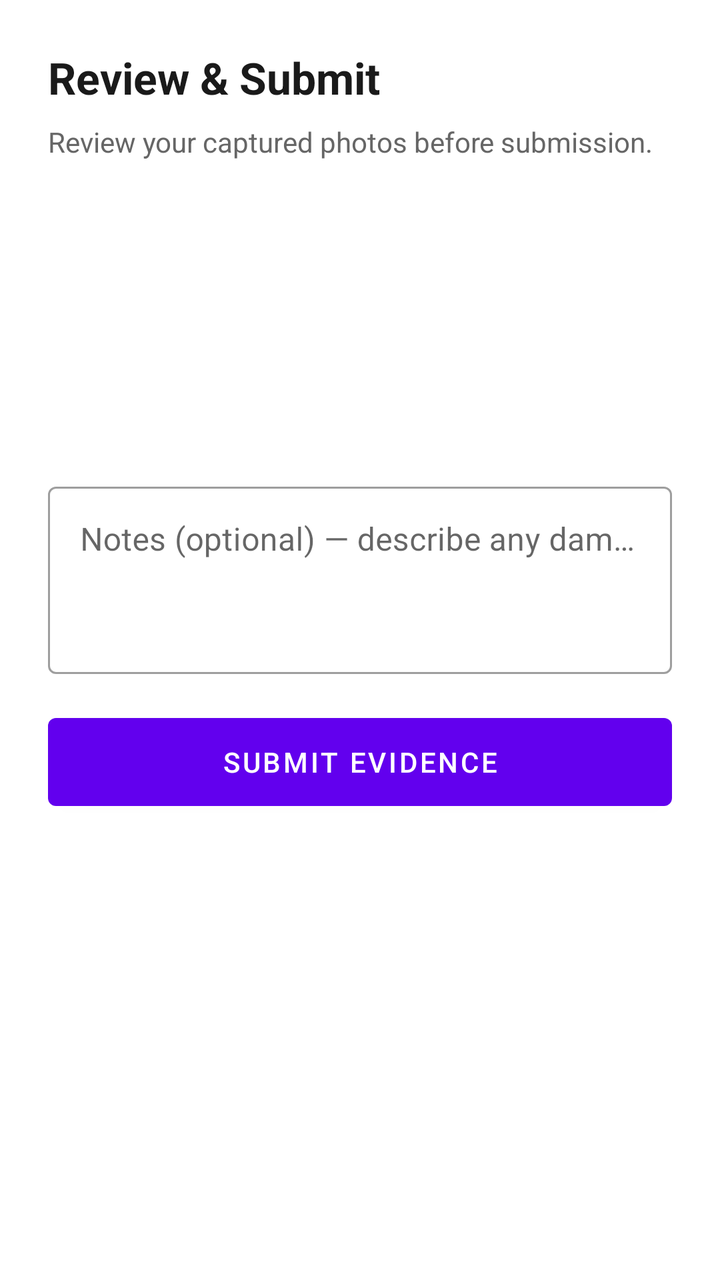
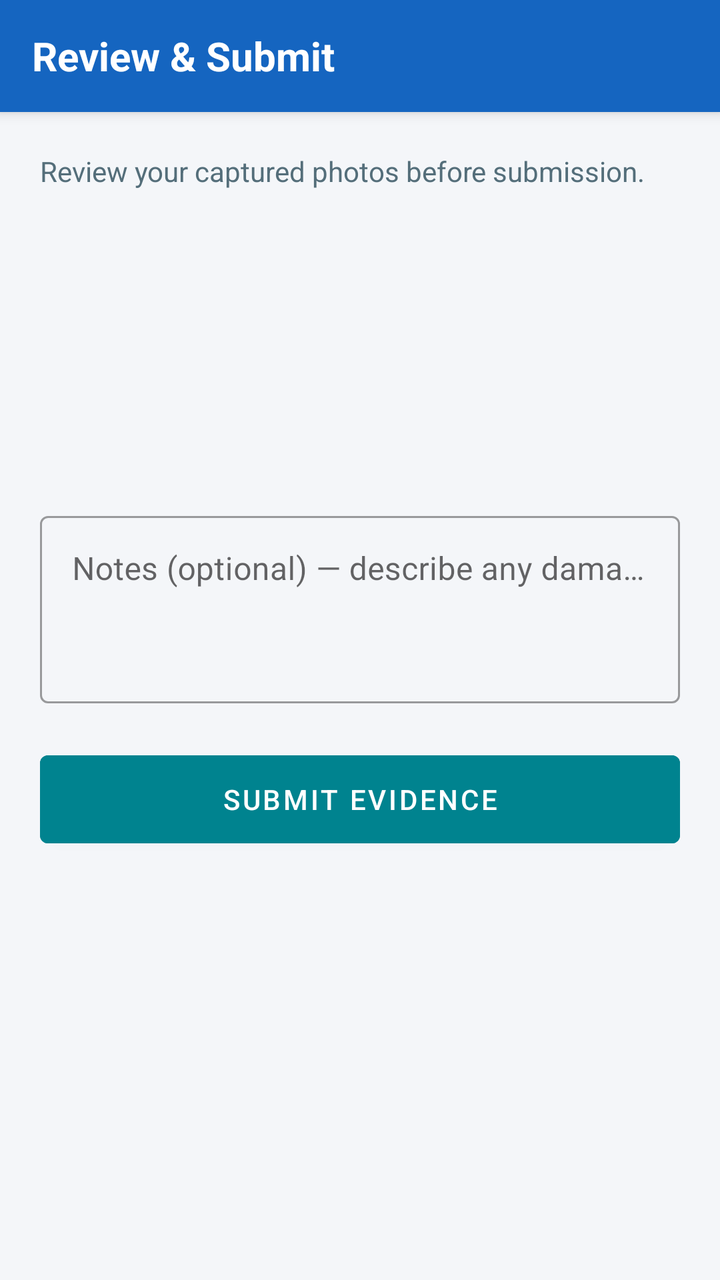

Compare the two renders of this Android layout. The source of the first and the diff that turns it into the second are given below.
<!-- AndroidManifest.xml: application theme AppTheme -->
<!-- res/layout/activity_review_submit.xml -->
<?xml version="1.0" encoding="utf-8"?>
<LinearLayout xmlns:android="http://schemas.android.com/apk/res/android"
    android:layout_width="match_parent"
    android:layout_height="match_parent"
    android:orientation="vertical"
    android:padding="24dp">

    <TextView
        android:layout_width="wrap_content"
        android:layout_height="wrap_content"
        android:text="Review &amp; Submit"
        android:textSize="22sp"
        android:textStyle="bold"
        android:textColor="#1a1a1a"
        android:layout_marginBottom="8dp" />

    <TextView
        android:layout_width="wrap_content"
        android:layout_height="wrap_content"
        android:text="Review your captured photos before submission."
        android:textSize="14sp"
        android:textColor="#666666"
        android:layout_marginBottom="16dp" />

    
    <HorizontalScrollView
        android:layout_width="match_parent"
        android:layout_height="100dp"
        android:layout_marginBottom="16dp"
        android:scrollbars="none">

        <LinearLayout
            android:id="@+id/photoStrip"
            android:layout_width="wrap_content"
            android:layout_height="match_parent"
            android:orientation="horizontal"
            android:gravity="center_vertical" />
    </HorizontalScrollView>

    
    <TextView
        android:id="@+id/textUploadProgress"
        android:layout_width="match_parent"
        android:layout_height="wrap_content"
        android:text=""
        android:textSize="13sp"
        android:textColor="#555555"
        android:gravity="center"
        android:layout_marginBottom="8dp" />

    
    <com.google.android.material.textfield.TextInputLayout
        android:layout_width="match_parent"
        android:layout_height="wrap_content"
        android:hint="Notes (optional) — describe any damage or issues"
        style="@style/Widget.MaterialComponents.TextInputLayout.OutlinedBox"
        android:layout_marginBottom="16dp">

        <com.google.android.material.textfield.TextInputEditText
            android:id="@+id/editBuyerNotes"
            android:layout_width="match_parent"
            android:layout_height="wrap_content"
            android:inputType="textMultiLine"
            android:minLines="3"
            android:gravity="top" />
    </com.google.android.material.textfield.TextInputLayout>

    <Button
        android:id="@+id/buttonSubmit"
        android:layout_width="match_parent"
        android:layout_height="56dp"
        android:text="Submit Evidence"
        android:layout_marginBottom="8dp" />

    <ProgressBar
        android:id="@+id/progressBarSubmit"
        android:layout_width="wrap_content"
        android:layout_height="wrap_content"
        android:layout_gravity="center"
        android:visibility="gone" />

    <TextView
        android:id="@+id/textSubmitStatus"
        android:layout_width="match_parent"
        android:layout_height="wrap_content"
        android:text=""
        android:textSize="14sp"
        android:gravity="center"
        android:layout_marginTop="8dp" />

</LinearLayout>
<!-- resources referenced by this layout -->
<resources>
  <style name="AppTheme" parent="Theme.MaterialComponents.Light.NoActionBar">
          <item name="colorPrimary">@color/purple_500</item>
          <item name="colorPrimaryVariant">@color/purple_700</item>
          <item name="colorOnPrimary">@color/white</item>
          <item name="colorSecondary">@color/teal_200</item>
          <item name="colorOnSecondary">@color/black</item>
      </style>
  <color name="purple_500">#FF6200EE</color>
  <color name="purple_700">#FF3700B3</color>
  <color name="white">#FFFFFFFF</color>
  <color name="teal_200">#FF03DAC5</color>
  <color name="black">#FF000000</color>
</resources>

<!-- the commit's change to res/layout/activity_review_submit.xml (unified diff, before → after) -->
@@ -3,89 +3,106 @@
     android:layout_width="match_parent"
     android:layout_height="match_parent"
     android:orientation="vertical"
-    android:padding="24dp">
-
-    <TextView
-        android:layout_width="wrap_content"
-        android:layout_height="wrap_content"
-        android:text="Review &amp; Submit"
-        android:textSize="22sp"
-        android:textStyle="bold"
-        android:textColor="#1a1a1a"
-        android:layout_marginBottom="8dp" />
-
-    <TextView
-        android:layout_width="wrap_content"
-        android:layout_height="wrap_content"
-        android:text="Review your captured photos before submission."
-        android:textSize="14sp"
-        android:textColor="#666666"
-        android:layout_marginBottom="16dp" />
+    android:background="@color/bg_screen">
 
     
-    <HorizontalScrollView
+    <LinearLayout
         android:layout_width="match_parent"
-        android:layout_height="100dp"
-        android:layout_marginBottom="16dp"
-        android:scrollbars="none">
+        android:layout_height="56dp"
+        android:background="@color/brand_primary"
+        android:gravity="center_vertical"
+        android:paddingStart="16dp"
+        android:paddingEnd="16dp"
+        android:elevation="4dp">
 
-        <LinearLayout
-            android:id="@+id/photoStrip"
-            android:layout_width="wrap_content"
-            android:layout_height="match_parent"
-            android:orientation="horizontal"
-            android:gravity="center_vertical" />
-    </HorizontalScrollView>
-
-    
-    <TextView
-        android:id="@+id/textUploadProgress"
-        android:layout_width="match_parent"
-        android:layout_height="wrap_content"
-        android:text=""
-        android:textSize="13sp"
-        android:textColor="#555555"
-        android:gravity="center"
-        android:layout_marginBottom="8dp" />
-
-    
-    <com.google.android.material.textfield.TextInputLayout
-        android:layout_width="match_parent"
-        android:layout_height="wrap_content"
-        android:hint="Notes (optional) — describe any damage or issues"
-        style="@style/Widget.MaterialComponents.TextInputLayout.OutlinedBox"
-        android:layout_marginBottom="16dp">
-
-        <com.google.android.material.textfield.TextInputEditText
-            android:id="@+id/editBuyerNotes"
+        <TextView
             android:layout_width="match_parent"
             android:layout_height="wrap_content"
-            android:inputType="textMultiLine"
-            android:minLines="3"
-            android:gravity="top" />
-    </com.google.android.material.textfield.TextInputLayout>
+            android:text="Review &amp; Submit"
+            android:textColor="@color/white"
+            android:textSize="20sp"
+            android:textStyle="bold" />
+    </LinearLayout>
 
-    <Button
-        android:id="@+id/buttonSubmit"
+    <LinearLayout
         android:layout_width="match_parent"
-        android:layout_height="56dp"
-        android:text="Submit Evidence"
-        android:layout_marginBottom="8dp" />
+        android:layout_height="0dp"
+        android:layout_weight="1"
+        android:orientation="vertical"
+        android:padding="20dp">
 
-    <ProgressBar
-        android:id="@+id/progressBarSubmit"
-        android:layout_width="wrap_content"
-        android:layout_height="wrap_content"
-        android:layout_gravity="center"
-        android:visibility="gone" />
+        <TextView
+            android:layout_width="wrap_content"
+            android:layout_height="wrap_content"
+            android:text="Review your captured photos before submission."
+            android:textSize="14sp"
+            android:textColor="@color/text_secondary"
+            android:layout_marginBottom="16dp" />
 
-    <TextView
-        android:id="@+id/textSubmitStatus"
-        android:layout_width="match_parent"
-        android:layout_height="wrap_content"
-        android:text=""
-        android:textSize="14sp"
-        android:gravity="center"
-        android:layout_marginTop="8dp" />
+        
+        <HorizontalScrollView
+            android:layout_width="match_parent"
+            android:layout_height="100dp"
+            android:layout_marginBottom="16dp"
+            android:scrollbars="none">
 
+            <LinearLayout
+                android:id="@+id/photoStrip"
+                android:layout_width="wrap_content"
+                android:layout_height="match_parent"
+                android:orientation="horizontal"
+                android:gravity="center_vertical" />
+        </HorizontalScrollView>
+
+        <TextView
+            android:id="@+id/textUploadProgress"
+            android:layout_width="match_parent"
+            android:layout_height="wrap_content"
+            android:text=""
+            android:textSize="13sp"
+            android:textColor="@color/text_secondary"
+            android:gravity="center"
+            android:layout_marginBottom="8dp" />
+
+        <com.google.android.material.textfield.TextInputLayout
+            android:layout_width="match_parent"
+            android:layout_height="wrap_content"
+            android:hint="Notes (optional) — describe any damage or issues"
+            style="@style/Widget.MaterialComponents.TextInputLayout.OutlinedBox"
+            android:layout_marginBottom="20dp">
+
+            <com.google.android.material.textfield.TextInputEditText
+                android:id="@+id/editBuyerNotes"
+                android:layout_width="match_parent"
+                android:layout_height="wrap_content"
+                android:inputType="textMultiLine"
+                android:minLines="3"
+                android:gravity="top" />
+        </com.google.android.material.textfield.TextInputLayout>
+
+        <Button
+            android:id="@+id/buttonSubmit"
+            android:layout_width="match_parent"
+            android:layout_height="56dp"
+            android:text="Submit Evidence"
+            android:backgroundTint="@color/brand_secondary"
+            android:layout_marginBottom="10dp" />
+
+        <ProgressBar
+            android:id="@+id/progressBarSubmit"
+            android:layout_width="wrap_content"
+            android:layout_height="wrap_content"
+            android:layout_gravity="center"
+            android:visibility="gone" />
+
+        <TextView
+            android:id="@+id/textSubmitStatus"
+            android:layout_width="match_parent"
+            android:layout_height="wrap_content"
+            android:text=""
+            android:textSize="14sp"
+            android:gravity="center"
+            android:layout_marginTop="8dp" />
+
+    </LinearLayout>
 </LinearLayout>
<!-- resource entries referenced after the edit -->
@@ -1,16 +1,19 @@
 <!-- resources referenced by this layout -->
 <resources>
+  <color name="bg_screen">#F4F6F9</color>
+  <color name="brand_primary">#1565C0</color>
+  <color name="brand_secondary">#00838F</color>
+  <color name="text_secondary">#546E7A</color>
   <style name="AppTheme" parent="Theme.MaterialComponents.Light.NoActionBar">
-          <item name="colorPrimary">@color/purple_500</item>
-          <item name="colorPrimaryVariant">@color/purple_700</item>
+          <item name="colorPrimary">@color/brand_primary</item>
+          <item name="colorPrimaryVariant">@color/brand_primary_dark</item>
           <item name="colorOnPrimary">@color/white</item>
-          <item name="colorSecondary">@color/teal_200</item>
-          <item name="colorOnSecondary">@color/black</item>
+          <item name="colorSecondary">@color/brand_secondary</item>
+          <item name="colorOnSecondary">@color/white</item>
+          <item name="android:windowBackground">@color/bg_screen</item>
+          <item name="android:statusBarColor">@color/brand_primary_dark</item>
       </style>
-  <color name="purple_500">#FF6200EE</color>
-  <color name="purple_700">#FF3700B3</color>
+  <color name="brand_primary_dark">#003c8f</color>
   <color name="white">#FFFFFFFF</color>
-  <color name="teal_200">#FF03DAC5</color>
-  <color name="black">#FF000000</color>
 </resources>
 
